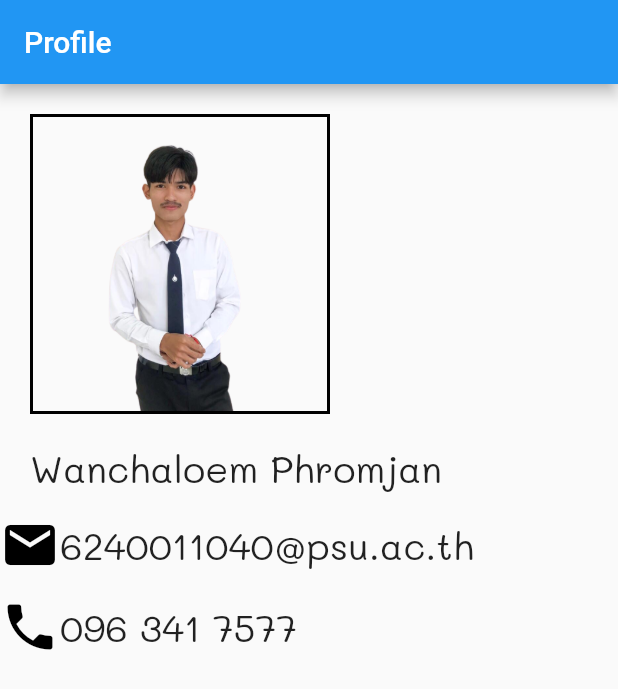
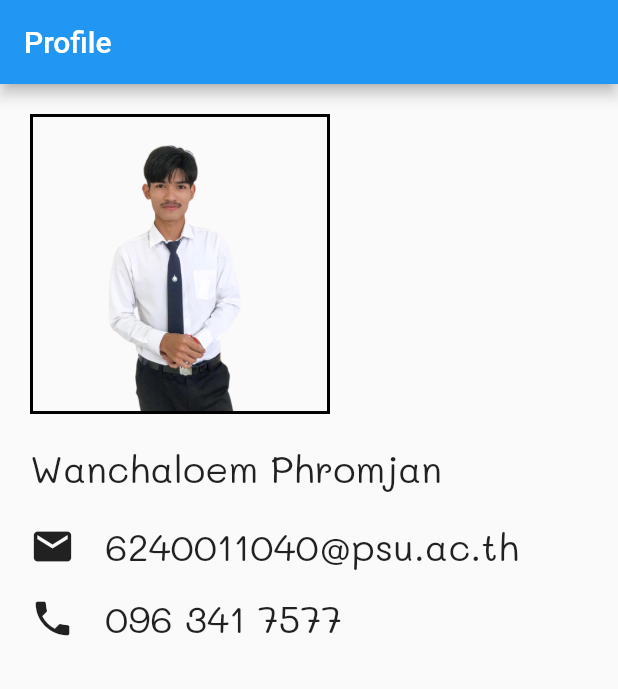
Before and after one commit to kotic03062543/Mywork, a Flutter app: the screen it shows after launch, on a phone screen of 412 x 824 dp. Shown: the top 689 px of the screen. Run offline on Flutter 3.47's test engine with Material 2 defaults, Android fonts, the phone set to English and light mode, and no system bars; our stand-ins replace google_fonts.

Commit message:
Update Resume.dart

```diff
--- a/lib/Resume.dart
+++ b/lib/Resume.dart
@@ -38,40 +38,88 @@ class Resume extends StatelessWidget {
               ),
             ),
           ),
-          Row(
-            children: const [
+          // Row(
+          //   children: const [
+          //     SizedBox(
+          //       height: 70,
+          //     ),
+          //     Icon(
+          //       Icons.email,
+          //       color: Color.fromARGB(255, 0, 0, 0),
+          //       size: 40,
+          //     ),
+          //     Text(
+          //       '6240011040@psu.ac.th',
+          //       style: TextStyle(
+          //         fontFamily: 'Mali',
+          //         fontSize: 25,
+          //       ),
+          //     )
+          //   ],
+          // ),
+          // Row(
+          //   children: const [
+          //     Icon(
+          //       Icons.phone,
+          //       color: Color.fromARGB(255, 0, 0, 0),
+          //       size: 40,
+          //     ),
+          //     Text(
+          //       '096 341 7577',
+          //       style: TextStyle(
+          //         fontFamily: 'Mali',
+          //         fontSize: 25,
+          //       ),
+          //     )
+          //   ],
+          // ),
           SizedBox(
-                height: 70,
+            height: 20,
           ),
+          Padding(
+            padding: const EdgeInsets.only(left: 20),
+            child: Row(
+              children: [
                 Icon(
                   Icons.email,
-                color: Color.fromARGB(255, 0, 0, 0),
-                size: 40,
+                  size: 30,
                 ),
-              Text(
+                Padding(
+                  padding: EdgeInsets.only(left: 20),
+                  child: Text(
                     '6240011040@psu.ac.th',
                     style: TextStyle(
                       fontFamily: 'Mali',
                       fontSize: 25,
                     ),
-              )
+                  ),
+                ),
               ],
             ),
-          Row(
-            children: const [
+          ),
+          SizedBox(
+            height: 16,
+          ),
+          Padding(
+            padding: const EdgeInsets.only(left: 20),
+            child: Row(
+              children: [
                 Icon(
                   Icons.phone,
-                color: Color.fromARGB(255, 0, 0, 0),
-                size: 40,
+                  size: 30,
                 ),
-              Text(
+                Padding(
+                  padding: EdgeInsets.only(left: 20),
+                  child: Text(
                     '096 341 7577',
                     style: TextStyle(
                       fontFamily: 'Mali',
                       fontSize: 25,
                     ),
-              )
+                  ),
+                ),
               ],
+            ),
           ),
         ],
       ),
```
Lines whose indentation alone changed are shown as unchanged.
